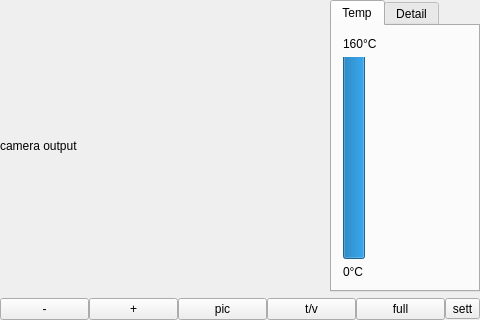
Old version of the form mainwindow.ui in the repository phycelot/thermic_camera_display.
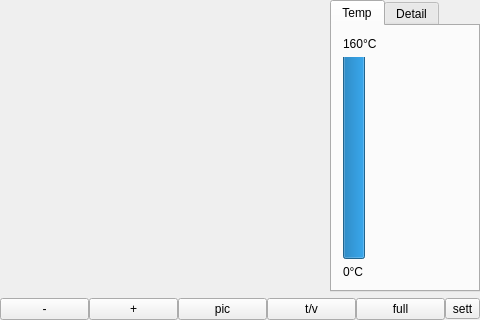
New version of the form.

What changed in the file:
```diff
--- a/mainwindow.ui
+++ b/mainwindow.ui
@@ -203,25 +203,6 @@
         </widget>
        </widget>
       </item>
-      <item row="0" column="0">
-       <widget class="QLabel" name="label_camera">
-        <property name="minimumSize">
-         <size>
-          <width>320</width>
-          <height>240</height>
-         </size>
-        </property>
-        <property name="maximumSize">
-         <size>
-          <width>16777215</width>
-          <height>16777215</height>
-         </size>
-        </property>
-        <property name="text">
-         <string>camera output</string>
-        </property>
-       </widget>
-      </item>
       <item row="1" column="0" colspan="2">
        <layout class="QHBoxLayout" name="horizontalLayout">
         <property name="spacing">
```
